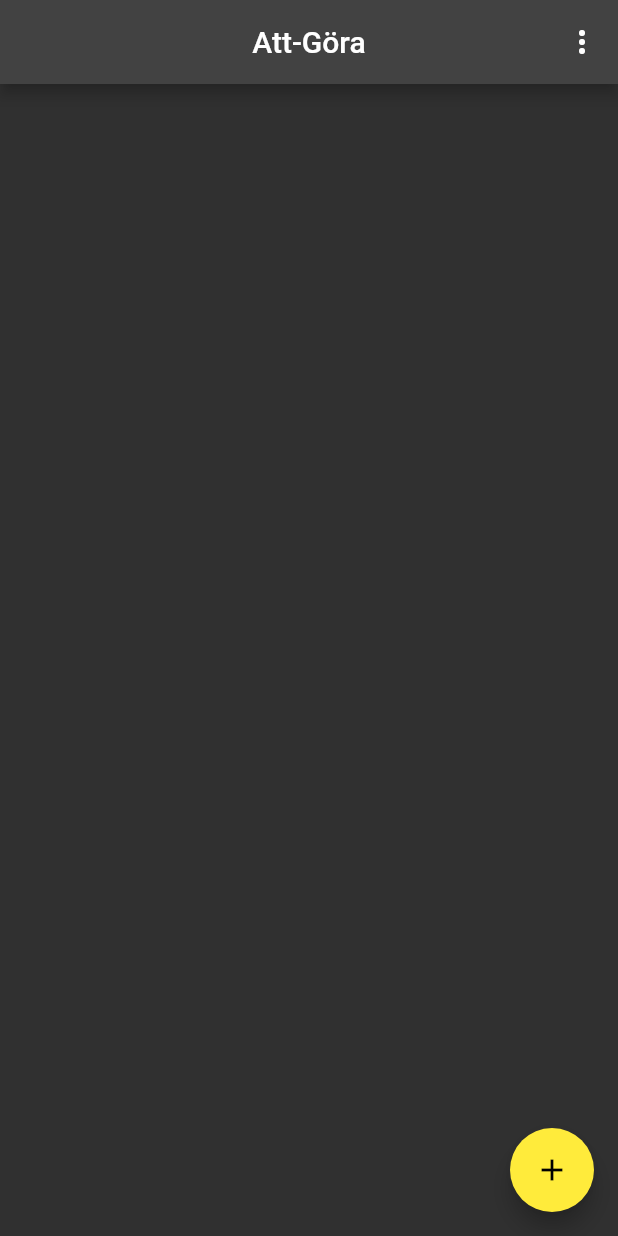
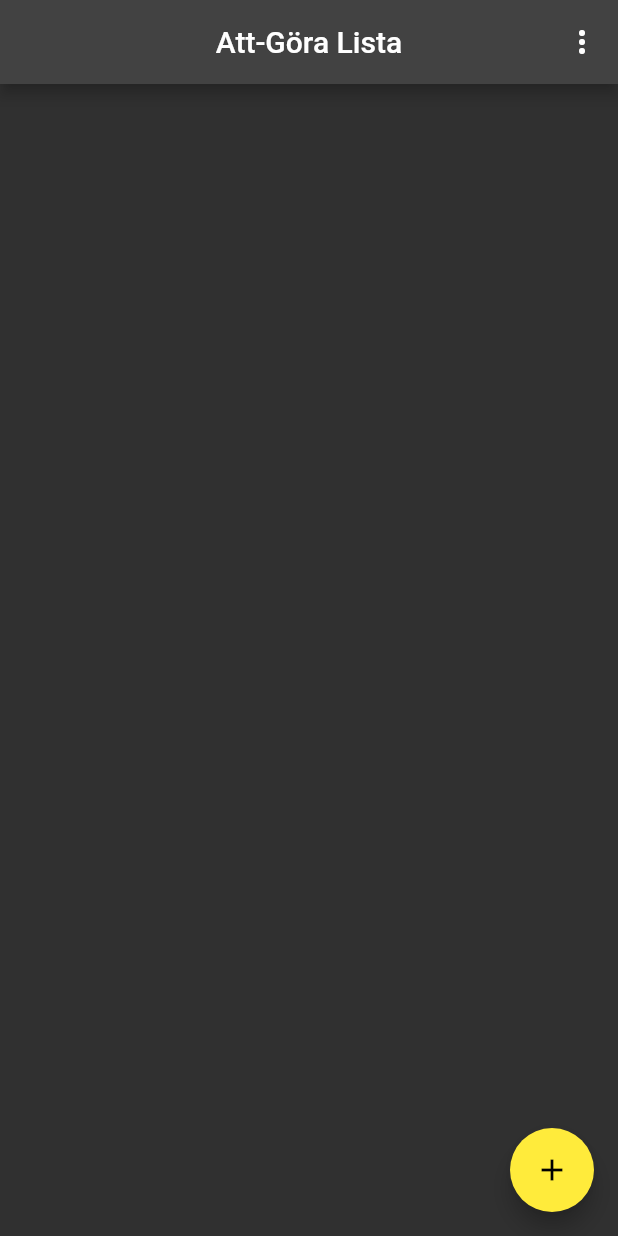
Before and after one commit to gu-tig333-ht22/gusandolab, a Flutter app: the screen it shows after launch, on a phone screen of 412 x 824 dp. Run offline on Flutter 3.47's test engine with Material 2 defaults, Android fonts, the phone set to English and light mode, and no system bars; our stand-ins replace random_string.

Commit message:
Buggfix för anteckningar som sparas/raderas orskar krasch

```diff
--- a/lib/main.dart
+++ b/lib/main.dart
@@ -1,8 +1,9 @@
-// ignore_for_file: unnecessary_new, prefer_typing_uninitialized_variables, library_private_types_in_public_api, prefer_final_fields, unused_field, curly_braces_in_flow_control_structures, unused_import, unnecessary_null_comparison
+// ignore_for_file: unnecessary_new, prefer_typing_uninitialized_variables, library_private_types_in_public_api, prefer_final_fields, unused_field, curly_braces_in_flow_control_structures
 
 import 'dart:async';
 import 'package:flutter/material.dart';
 //import 'package:http/http.dart' as http;
+import 'package:random_string/random_string.dart';
 
 void main() => runApp(const MyApp());
 
@@ -12,7 +13,7 @@ class MyApp extends StatelessWidget {
   @override
   Widget build(BuildContext context) {
     return MaterialApp(
-      title: 'Att-Göra ista',
+      title: 'Att-Göra Lista',
       theme: ThemeData(
           brightness: Brightness.dark,
           primarySwatch: Colors.yellow,
@@ -26,7 +27,7 @@ class MyApp extends StatelessWidget {
 class Todo {
   Todo({required this.id, required this.name, required this.checked});
 
-  int id;
+  String id;
   String name;
   bool checked;
 }
@@ -54,7 +55,7 @@ class _TodoListState extends State<TodoList> {
     return Scaffold(
       appBar: AppBar(
         centerTitle: true,
-        title: const Text('Att-Göra'),
+        title: const Text('Att-Göra Lista'),
         actions: [
           PopupMenuButton(itemBuilder: (context) {
             return [
@@ -169,7 +170,9 @@ class _TodoListState extends State<TodoList> {
 
   void _addTodoItem(String name) {
     setState(() {
-      int id = _filterd.length + 1;
+      String id = randomAlphaNumeric(10);
+
+      // int id = _filterd.length + 1;
       _filterd.add(Todo(id: id, name: name, checked: false));
       _todos.clear();
       _todos.addAll(_filterd);
```
Also changed, not shown: pubspec.yaml (+5 -2 lines), pubspec.lock, 1 other file.
